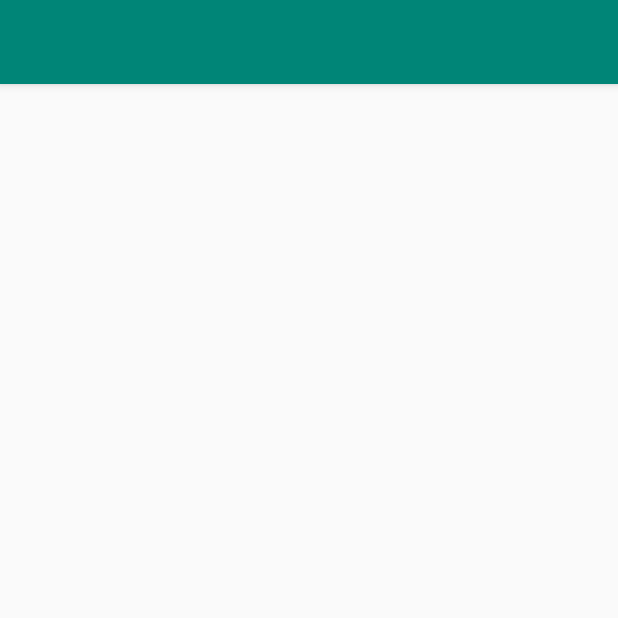
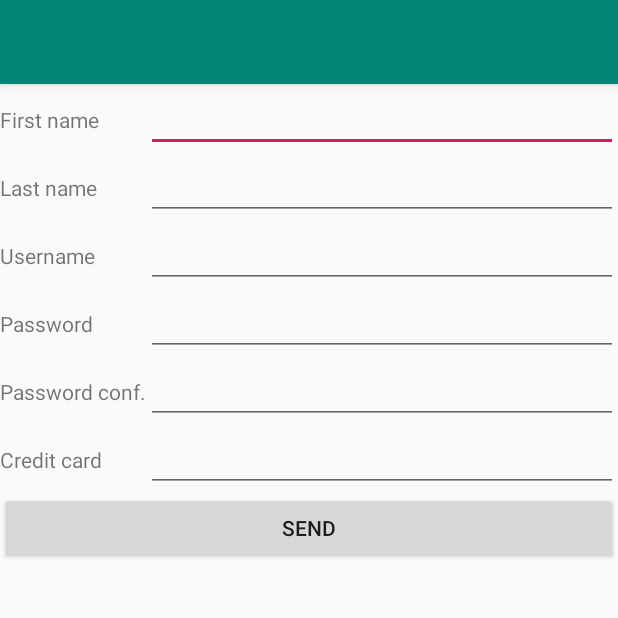
Before and after one commit to ampzord/FEUP-CMOV-Supermarket, an Android app: the screen it shows after launch (MainActivity), on a phone screen of 412 x 824 dp, the top half of it. Run offline under Robolectric (Android 15) with nearby library versions, the phone set to English and light mode, and no system bars; our stand-ins replace Volley.

Commit message:
Create user registration page xml

```diff
--- a/AndroidProject/app/build.gradle
+++ b/AndroidProject/app/build.gradle
@@ -24,6 +24,7 @@ android {
 }
 
 dependencies {
+    //api 'com.google.android.material:material:1.2.0-alpha01'
     implementation fileTree(dir: 'libs', include: ['*.jar'])
     implementation 'androidx.appcompat:appcompat:1.1.0'
     implementation 'androidx.constraintlayout:constraintlayout:1.1.3'
@@ -32,8 +33,8 @@ dependencies {
     androidTestImplementation 'androidx.test.espresso:espresso-core:3.2.0'
     implementation 'com.android.volley:volley:1.1.0'
     implementation 'com.google.code.gson:gson:2.8.5'
-
-    //implementation 'com.android.support:recyclerview-v7:28.0.0'
-    //implementation 'com.android.support:cardview-v7:28.0.0'
-    //implementation 'com.google.android:flexbox:1.1.0'
+    implementation 'androidx.cardview:cardview:1.0.0'
+    implementation 'androidx.recyclerview:recyclerview:1.0.0'
+    implementation 'com.google.android:flexbox:1.1.0'
+    implementation 'com.google.android.material:material:1.0.0-alpha1'
 }
--- a/AndroidProject/app/src/main/AndroidManifest.xml
+++ b/AndroidProject/app/src/main/AndroidManifest.xml
@@ -1,6 +1,7 @@
 <?xml version="1.0" encoding="utf-8"?>
 <manifest xmlns:android="http://schemas.android.com/apk/res/android"
     package="fe.up.pt.supermarket">
+
     <uses-permission android:name="android.permission.INTERNET" />
 
     <application
@@ -10,6 +11,7 @@
         android:roundIcon="@mipmap/ic_launcher_round"
         android:supportsRtl="true"
         android:theme="@style/AppTheme">
+        <activity android:name=".RegistrationActivity"></activity>
         <activity android:name=".MainActivity">
             <intent-filter>
                 <action android:name="android.intent.action.MAIN" />
--- a/AndroidProject/app/src/main/java/fe/up/pt/supermarket/MainActivity.java
+++ b/AndroidProject/app/src/main/java/fe/up/pt/supermarket/MainActivity.java
@@ -25,9 +25,9 @@ public class MainActivity extends AppCompatActivity {
     @Override
     protected void onCreate(Bundle savedInstanceState) {
         super.onCreate(savedInstanceState);
-        setContentView(R.layout.activity_main);
+        setContentView(R.layout.activity_registration);
 
-         final TextView asd = (TextView) findViewById(R.id.texto);
+        /*final TextView asd = (TextView) findViewById(R.id.texto);
 
         String URL = "http://10.227.148.2:3000/signup";
 
@@ -63,8 +63,7 @@ public class MainActivity extends AppCompatActivity {
 
         requestQueue.add(objectRequest);
 
-
+        */
     }
 
-
 }
--- /dev/null
+++ b/AndroidProject/app/src/main/java/fe/up/pt/supermarket/RegistrationActivity.java
@@ -0,0 +1,14 @@
+package fe.up.pt.supermarket;
+
+import androidx.appcompat.app.AppCompatActivity;
+
+import android.os.Bundle;
+
+public class RegistrationActivity extends AppCompatActivity {
+
+    @Override
+    protected void onCreate(Bundle savedInstanceState) {
+        super.onCreate(savedInstanceState);
+        setContentView(R.layout.activity_registration);
+    }
+}
--- /dev/null
+++ b/AndroidProject/app/src/main/res/layout/activity_registration.xml
@@ -0,0 +1,118 @@
+<?xml version="1.0" encoding="utf-8"?>
+<LinearLayout xmlns:android="http://schemas.android.com/apk/res/android"
+    xmlns:app="http://schemas.android.com/apk/res-auto"
+    xmlns:tools="http://schemas.android.com/tools"
+    android:layout_width="match_parent"
+    android:layout_height="wrap_content"
+    android:orientation="vertical"
+    tools:context=".RegistrationActivity">
+
+    <TableLayout
+        android:layout_width="match_parent"
+        android:layout_height="wrap_content"
+        android:stretchColumns="1">
+
+        <TableRow>
+            <TextView
+                android:layout_width="wrap_content"
+                android:layout_height="wrap_content"
+                android:text="First name"/>
+
+            <EditText
+                android:id="@+id/first_name"
+                android:layout_width="match_parent"
+                android:layout_height="wrap_content"
+                android:ems="10"
+                android:imeOptions="actionNext"
+                android:inputType="text"/>
+        </TableRow>
+
+        <TableRow>
+            <TextView
+                android:layout_width="wrap_content"
+                android:layout_height="wrap_content"
+                android:text="Last name"/>
+
+            <EditText
+                android:id="@+id/last_name"
+                android:layout_width="match_parent"
+                android:layout_height="wrap_content"
+                android:ems="10"
+                android:imeOptions="actionDone"
+                android:inputType="text"
+                />
+        </TableRow>
+
+        <TableRow>
+            <TextView
+                android:layout_width="wrap_content"
+                android:layout_height="wrap_content"
+                android:text="Username"/>
+
+            <EditText
+                android:id="@+id/username"
+                android:layout_width="match_parent"
+                android:layout_height="wrap_content"
+                android:ems="10"
+                android:imeOptions="actionDone"
+                android:inputType="text"
+                />
+        </TableRow>
+
+        <TableRow>
+            <TextView
+                android:layout_width="wrap_content"
+                android:layout_height="wrap_content"
+                android:text="Password"/>
+
+            <EditText
+                android:id="@+id/password"
+                android:layout_width="match_parent"
+                android:layout_height="wrap_content"
+                android:ems="10"
+                android:imeOptions="actionDone"
+                android:inputType="text"
+                />
+        </TableRow>
+
+        <TableRow>
+            <TextView
+                android:layout_width="wrap_content"
+                android:layout_height="wrap_content"
+                android:text="Password conf."/>
+
+            <EditText
+                android:id="@+id/password_conf"
+                android:layout_width="match_parent"
+                android:layout_height="wrap_content"
+                android:ems="10"
+                android:imeOptions="actionDone"
+                android:inputType="text"
+                />
+        </TableRow>
+
+        <TableRow>
+            <TextView
+                android:layout_width="wrap_content"
+                android:layout_height="wrap_content"
+                android:text="Credit card"/>
+
+            <EditText
+                android:id="@+id/credit_card"
+                android:layout_width="match_parent"
+                android:layout_height="wrap_content"
+                android:ems="10"
+                android:imeOptions="actionDone"
+                android:inputType="text"
+                />
+        </TableRow>
+
+
+    </TableLayout>
+
+    <Button
+        android:id="@+id/bt_save"
+        android:layout_width="match_parent"
+        android:layout_height="wrap_content"
+        android:text="Send"/>
+</LinearLayout>
```
Also changed, not shown: 1 other file.
